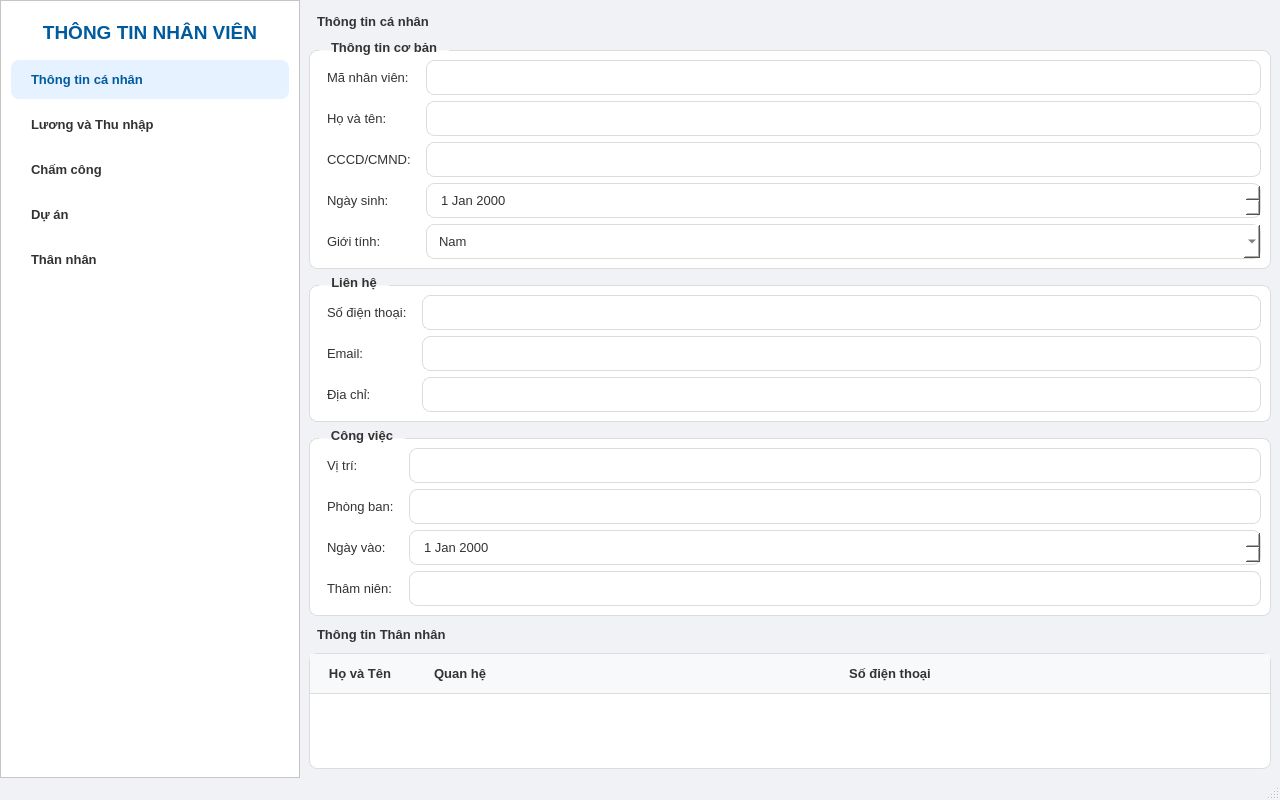
Qt form GD_NVChung.ui (BTL-DSA-OOP/QLNS_GD) before a commit.
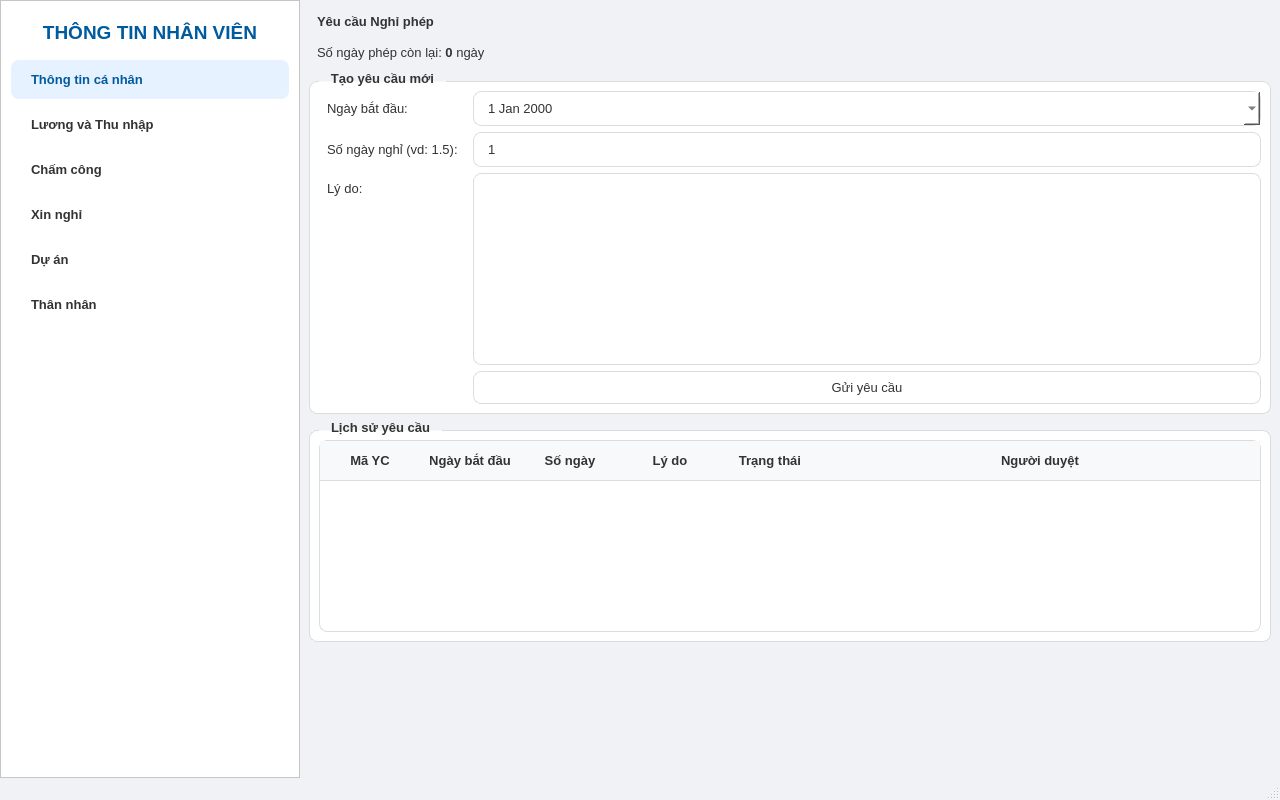
The same form after that commit. The open tabs and pages were chosen to show the change. Icons and pictures are not drawn.

What changed in the file:
```diff
--- a/GD_NVChung.ui
+++ b/GD_NVChung.ui
@@ -58,7 +58,7 @@
 }
 
 /* --- Content Area --- */
-#page_info, #page_salary, #page_projects, #page_relatives, #page_attendance {
+#page_info, #page_salary, #page_projects, #page_relatives, #page_attendance, #page_leave_request {
 	background-color: #f0f2f5;
 }
 
@@ -260,6 +260,23 @@
          </property>
         </widget>
        </item>
+       <item>
+        <widget class="QPushButton" name="btnNavLeaveRequest">
+         <property name="text">
+          <string>Xin nghỉ</string>
+         </property>
+         <property name="icon">
+          <iconset resource="icons.qrc">
+           <normaloff>:/icons/leave.svg</normaloff>:/icons/leave.svg</iconset>
+         </property>
+         <property name="checkable">
+          <bool>true</bool>
+         </property>
+         <property name="autoExclusive">
+          <bool>true</bool>
+         </property>
+        </widget>
+       </item>
        <item>
         <widget class="QPushButton" name="btnNavProjects">
          <property name="text">
@@ -494,42 +511,6 @@
           </layout>
      </widget>
         </item>
-        
-        <item>
-         <widget class="QLabel" name="label_page_relatives">
-          <property name="text">
-           <string>Thông tin Thân nhân</string> 
-          </property>
-          <property name="font">
-           <font>
-            <pointsize>16</pointsize>
-            <bold>true</bold> [cite: 210]
-           </font>
-          </property>
-         </widget>
-        </item>
-        <item>
-         <widget class="QTableWidget" name="tableRelatives"> 
-          <attribute name="horizontalHeaderStretchLastSection">
-           <bool>true</bool> 
-          </attribute>
-          <column>
-           <property name="text">
-            <string>Họ và Tên</string> 
-           </property>
-          </column>
-          <column>
-           <property name="text">
-            <string>Quan hệ</string> [cite: 212]
-           </property>
-          </column>
-          <column>
-           <property name="text">
-            <string>Số điện thoại</string> [cite: 212]
-           </property>
-          </column>
-         </widget>
-        </item>
         <item>
          <spacer name="verticalSpacer_info">
           <property name="orientation">
@@ -884,6 +865,159 @@
         </item>
        </layout>
       </widget>
+      
+      <!-- Sửa index 3: TRANG XIN NGHỈ -->
+      <widget class="QWidget" name="page_leave_request">
+       <layout class="QVBoxLayout" name="verticalLayout_leave_request_page">
+        <item>
+         <widget class="QLabel" name="label_page_leave">
+          <property name="font">
+           <font>
+            <pointsize>16</pointsize>
+            <bold>true</bold>
+           </font>
+          </property>
+          <property name="text">
+           <string>Yêu cầu Nghỉ phép</string>
+          </property>
+         </widget>
+        </item>
+        <item>
+         <widget class="QLabel" name="label_phepConLai">
+          <property name="text">
+           <string>Số ngày phép còn lại: &lt;b&gt;0&lt;/b&gt; ngày</string>
+          </property>
+         </widget>
+        </item>
+        <item>
+         <widget class="QGroupBox" name="groupBox_new_leave_request">
+          <property name="title">
+           <string>Tạo yêu cầu mới</string>
+          </property>
+          <layout class="QFormLayout" name="formLayout_leave">
+           <item row="0" column="0">
+            <widget class="QLabel" name="label_ngayBatDau">
+             <property name="text">
+              <string>Ngày bắt đầu:</string>
+             </property>
+            </widget>
+           </item>
+           <item row="0" column="1">
+            <widget class="QDateEdit" name="dateEdit_ngayBatDau">
+             <property name="calendarPopup">
+              <bool>true</bool>
+             </property>
+            </widget>
+           </item>
+           <item row="1" column="0">
+            <widget class="QLabel" name="label_soNgayNghi">
+             <property name="text">
+              <string>Số ngày nghỉ (vd: 1.5):</string>
+             </property>
+            </widget>
+           </item>
+           <item row="1" column="1">
+            <widget class="QLineEdit" name="lineEdit_soNgayNghi">
+             <property name="text">
+              <string>1</string>
+             </property>
+            </widget>
+           </item>
+           <item row="2" column="0">
+            <widget class="QLabel" name="label_lyDo">
+             <property name="text">
+              <string>Lý do:</string>
+             </property>
+             <property name="alignment">
+              <set>Qt::AlignLeading|Qt::AlignLeft|Qt::AlignTop</set>
+             </property>
+            </widget>
+           </item>
+           <item row="2" column="1">
+            <widget class="QTextEdit" name="textEdit_lyDo"/>
+           </item>
+           <item row="3" column="1">
+            <widget class="QPushButton" name="btnSendRequest">
+             <property name="text">
+              <string>Gửi yêu cầu</string>
+             </property>
+            </widget>
+           </item>
+          </layout>
+         </widget>
+        </item>
+        <item>
+         <widget class="QGroupBox" name="groupBox_leave_history">
+          <property name="title">
+           <string>Lịch sử yêu cầu</string>
+          </property>
+          <layout class="QVBoxLayout" name="verticalLayout_leave_history">
+           <item>
+            <widget class="QTableWidget" name="tableLeaveRequests">
+             <property name="editTriggers">
+              <set>QAbstractItemView::NoEditTriggers</set>
+             </property>
+             <property name="selectionBehavior">
+              <enum>QAbstractItemView::SelectRows</enum>
+             </property>
+             <property name="alternatingRowColors">
+              <bool>true</bool>
+             </property>
+             <attribute name="horizontalHeaderStretchLastSection">
+              <bool>true</bool>
+             </attribute>
+             <column>
+              <property name="text">
+               <string>Mã YC</string>
+              </property>
+             </column>
+             <column>
+              <property name="text">
+               <string>Ngày bắt đầu</string>
+              </property>
+             </column>
+             <column>
+              <property name="text">
+               <string>Số ngày</string>
+              </property>
+             </column>
+             <column>
+              <property name="text">
+               <string>Lý do</string>
+              </property>
+             </column>
+             <column>
+              <property name="text">
+               <string>Trạng thái</string>
+              </property>
+             </column>
+             <column>
+              <property name="text">
+               <string>Người duyệt</string>
+              </property>
+             </column>
+            </widget>
+           </item>
+          </layout>
+         </widget>
+        </item>
+        <item>
+         <spacer name="verticalSpacer_leave">
+          <property name="orientation">
+           <enum>Qt::Vertical</enum>
+          </property>
+          <property name="sizeHint" stdset="0">
+           <size>
+            <width>20</width>
+            <height>40</height>
+           </size>
+          </property>
+         </spacer>
+        </item>
+       </layout>
+      </widget>
+      
+      <!-- Sửa index 4: TRANG DỰ ÁN -->
       <widget class="QWidget" name="page_projects">
        <layout class="QVBoxLayout" name="verticalLayout_projects_page">
         <item>
@@ -929,7 +1063,45 @@
         </item>
        </layout>
       </widget>
-      <widget class="QWidget" name="page_relatives">   <layout class="QVBoxLayout" name="verticalLayout_relatives_page">
+      
+      <!-- Sửa index 5: TRANG THÂN NHÂN -->
+      <widget class="QWidget" name="page_relatives">
+       <layout class="QVBoxLayout" name="verticalLayout_relatives_page">
+        <item>
+         <widget class="QLabel" name="label_page_relatives">
+          <property name="text">
+           <string>Thông tin Thân nhân</string>
+          </property>
+          <property name="font">
+           <font>
+            <pointsize>16</pointsize>
+            <bold>true</bold>
+           </font>
+          </property>
+         </widget>
+        </item>
+        <item>
+         <widget class="QTableWidget" name="tableRelatives">
+          <attribute name="horizontalHeaderStretchLastSection">
+           <bool>true</bool>
+          </attribute>
+          <column>
+           <property name="text">
+            <string>Họ và Tên</string>
+           </property>
+          </column>
+          <column>
+           <property name="text">
+            <string>Quan hệ</string>
+           </property>
+          </column>
+          <column>
+           <property name="text">
+            <string>Số điện thoại</string>
+           </property>
+          </column>
+         </widget>
+        </item>
         <item>
          <spacer name="verticalSpacer_relatives">
         <property name="orientation">
```
Left out of the diff: 16 changed lines with no effect on the pictures. Lines whose indentation alone changed are shown as unchanged.
